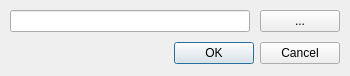
The window that GUI/playdialog.ui (fobboyandy/TheTradingMachine) describes before a commit, drawn with Qt 5.
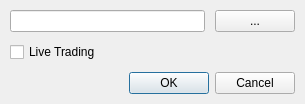
The same window after the commit.

Commit message: Live order implementation (#27)

```diff
--- a/GUI/playdialog.ui
+++ b/GUI/playdialog.ui
@@ -6,8 +6,8 @@
    <rect>
     <x>0</x>
     <y>0</y>
-    <width>350</width>
-    <height>76</height>
+    <width>305</width>
+    <height>103</height>
    </rect>
   </property>
   <property name="sizePolicy">
@@ -92,6 +92,13 @@
      </item>
     </layout>
    </item>
+   <item>
+    <widget class="QCheckBox" name="checkBox">
+     <property name="text">
+      <string>Live Trading</string>
+     </property>
+    </widget>
+   </item>
    <item>
     <widget class="QDialogButtonBox" name="buttonBox">
      <property name="orientation">
```
The commit also changes 20 other files.
